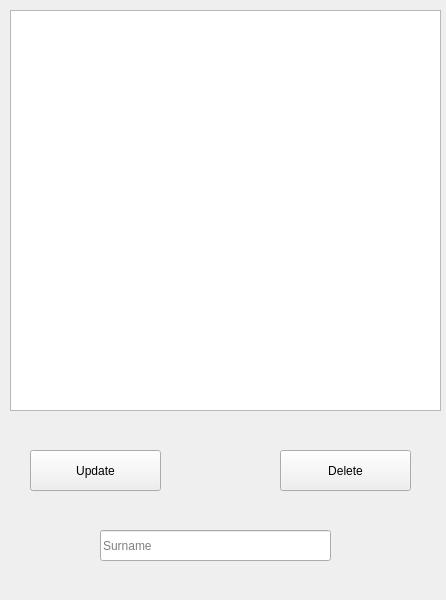
Qt form home.ui (Shidory/Plite) before a commit.
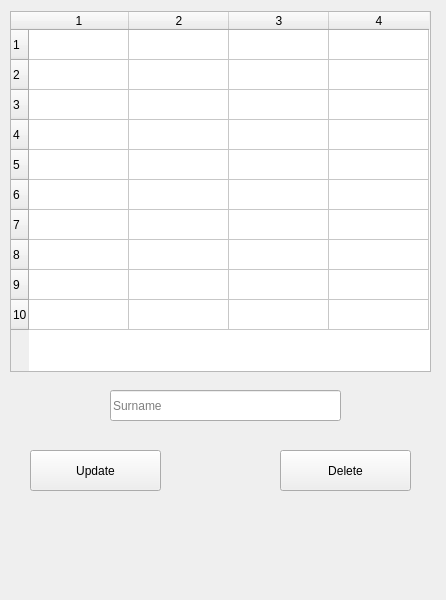
The same form after that commit.

Diff of the .ui file:
```diff
--- a/home.ui
+++ b/home.ui
@@ -40,21 +40,11 @@
      <string>Delete</string>
     </property>
    </widget>
-   <widget class="QTableWidget" name="tbl_client">
-    <property name="geometry">
-     <rect>
-      <x>10</x>
-      <y>10</y>
-      <width>431</width>
-      <height>401</height>
-     </rect>
-    </property>
-   </widget>
    <widget class="QLineEdit" name="let_surname">
     <property name="geometry">
      <rect>
-      <x>100</x>
-      <y>530</y>
+      <x>110</x>
+      <y>390</y>
       <width>231</width>
       <height>31</height>
      </rect>
@@ -63,6 +53,36 @@
      <string>Surname</string>
     </property>
    </widget>
+   <widget class="QTableWidget" name="tbl_client">
+    <property name="geometry">
+     <rect>
+      <x>10</x>
+      <y>11</y>
+      <width>421</width>
+      <height>361</height>
+     </rect>
+    </property>
+    <property name="rowCount">
+     <number>10</number>
+    </property>
+    <property name="columnCount">
+     <number>4</number>
+    </property>
+    <row/>
+    <row/>
+    <row/>
+    <row/>
+    <row/>
+    <row/>
+    <row/>
+    <row/>
+    <row/>
+    <row/>
+    <column/>
+    <column/>
+    <column/>
+    <column/>
+   </widget>
   </widget>
  </widget>
  <resources/>
```
